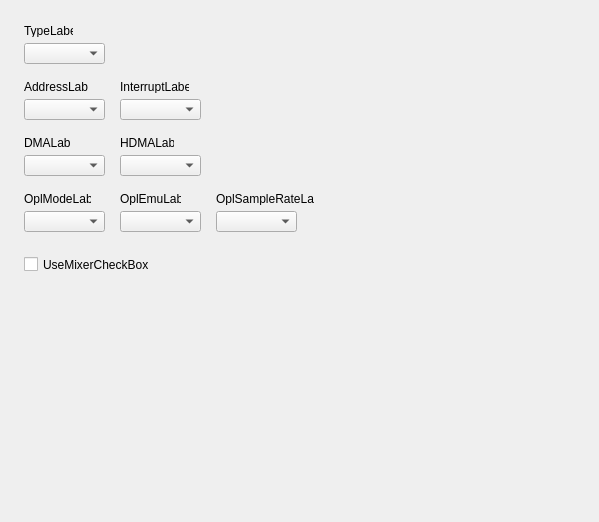
Old version of the form src/forms/ModernProfileEditorSoundBlasterFrameUnit.ui in the repository Eldricos/D-Fend-Reborn.
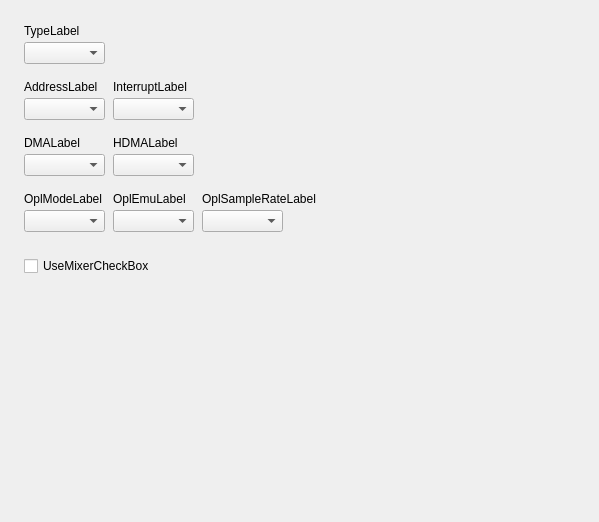
New version of the form.

Commit message: Modern profile editor: Qt layouts instead of fixed pixel positions

The edit to the form file:
```diff
--- a/src/forms/ModernProfileEditorSoundBlasterFrameUnit.ui
+++ b/src/forms/ModernProfileEditorSoundBlasterFrameUnit.ui
@@ -5,107 +5,244 @@
     <property name="geometry"><rect><x>0</x><y>0</y><width>599</width><height>522</height></rect></property>
     <property name="vclDesignWidth" stdset="0"><number>599</number></property>
     <property name="vclDesignHeight" stdset="0"><number>522</number></property>
+    <layout class="QVBoxLayout" name="ModernProfileEditorSoundBlasterFrame_Layout" stretch="0,0,0,0,0,0,0,0,0,1">
+      <property name="leftMargin"><number>24</number></property>
+      <property name="topMargin"><number>24</number></property>
+      <property name="rightMargin"><number>22</number></property>
+      <property name="bottomMargin"><number>8</number></property>
+      <property name="spacing"><number>0</number></property>
+      <item>
+        <layout class="QGridLayout" name="ModernProfileEditorSoundBlasterFrame_Section1" columnstretch="0,1">
+          <property name="leftMargin"><number>0</number></property>
+          <property name="topMargin"><number>0</number></property>
+          <property name="rightMargin"><number>0</number></property>
+          <property name="bottomMargin"><number>0</number></property>
+          <property name="horizontalSpacing"><number>8</number></property>
+          <property name="verticalSpacing"><number>4</number></property>
+          <item row="0" column="0" colspan="2">
     <widget class="QLabel" name="TypeLabel">
-      <property name="geometry"><rect><x>24</x><y>24</y><width>49</width><height>13</height></rect></property>
       <property name="text"><string>TypeLabel</string></property>
       <property name="textFormat"><enum>Qt::PlainText</enum></property>
       <property name="alignment"><set>Qt::AlignLeft|Qt::AlignTop</set></property>
-      <property name="vclAutoSize" stdset="0"><bool>true</bool></property>
-    </widget>
+            </widget>
+          </item>
+          <item row="1" column="0" alignment="Qt::AlignLeft">
+            <widget class="QComboBox" name="TypeComboBox">
+              <property name="editable"><bool>false</bool></property>
+              <property name="maxVisibleItems"><number>8</number></property>
+              <property name="minimumSize"><size><width>81</width><height>0</height></size></property>
+            </widget>
+          </item>
+          <item row="0" column="1">
+            <spacer name="ModernProfileEditorSoundBlasterFrame_Section1_HFill">
+              <property name="orientation"><enum>Qt::Horizontal</enum></property>
+              <property name="sizeHint" stdset="0"><size><width>0</width><height>0</height></size></property>
+            </spacer>
+          </item>
+        </layout>
+      </item>
+      <item>
+        <spacer name="ModernProfileEditorSoundBlasterFrame_Gap1">
+          <property name="orientation"><enum>Qt::Vertical</enum></property>
+          <property name="sizeType"><enum>QSizePolicy::Fixed</enum></property>
+          <property name="sizeHint" stdset="0"><size><width>0</width><height>16</height></size></property>
+        </spacer>
+      </item>
+      <item>
+        <layout class="QGridLayout" name="ModernProfileEditorSoundBlasterFrame_Section2" columnstretch="0,0,1">
+          <property name="leftMargin"><number>0</number></property>
+          <property name="topMargin"><number>0</number></property>
+          <property name="rightMargin"><number>0</number></property>
+          <property name="bottomMargin"><number>0</number></property>
+          <property name="horizontalSpacing"><number>8</number></property>
+          <property name="verticalSpacing"><number>4</number></property>
+          <item row="0" column="0">
     <widget class="QLabel" name="AddressLabel">
-      <property name="geometry"><rect><x>24</x><y>80</y><width>64</width><height>13</height></rect></property>
       <property name="text"><string>AddressLabel</string></property>
       <property name="textFormat"><enum>Qt::PlainText</enum></property>
       <property name="alignment"><set>Qt::AlignLeft|Qt::AlignTop</set></property>
-      <property name="vclAutoSize" stdset="0"><bool>true</bool></property>
-    </widget>
+            </widget>
+          </item>
+          <item row="0" column="1" colspan="2">
     <widget class="QLabel" name="InterruptLabel">
-      <property name="geometry"><rect><x>120</x><y>80</y><width>69</width><height>13</height></rect></property>
       <property name="text"><string>InterruptLabel</string></property>
       <property name="textFormat"><enum>Qt::PlainText</enum></property>
       <property name="alignment"><set>Qt::AlignLeft|Qt::AlignTop</set></property>
-      <property name="vclAutoSize" stdset="0"><bool>true</bool></property>
-    </widget>
+            </widget>
+          </item>
+          <item row="1" column="0" alignment="Qt::AlignLeft">
+            <widget class="QComboBox" name="AddressComboBox">
+              <property name="editable"><bool>false</bool></property>
+              <property name="maxVisibleItems"><number>8</number></property>
+              <property name="minimumSize"><size><width>81</width><height>0</height></size></property>
+            </widget>
+          </item>
+          <item row="1" column="1" alignment="Qt::AlignLeft">
+            <widget class="QComboBox" name="InterruptComboBox">
+              <property name="editable"><bool>false</bool></property>
+              <property name="maxVisibleItems"><number>8</number></property>
+              <property name="minimumSize"><size><width>81</width><height>0</height></size></property>
+            </widget>
+          </item>
+          <item row="0" column="2">
+            <spacer name="ModernProfileEditorSoundBlasterFrame_Section2_HFill">
+              <property name="orientation"><enum>Qt::Horizontal</enum></property>
+              <property name="sizeHint" stdset="0"><size><width>0</width><height>0</height></size></property>
+            </spacer>
+          </item>
+        </layout>
+      </item>
+      <item>
+        <spacer name="ModernProfileEditorSoundBlasterFrame_Gap2">
+          <property name="orientation"><enum>Qt::Vertical</enum></property>
+          <property name="sizeType"><enum>QSizePolicy::Fixed</enum></property>
+          <property name="sizeHint" stdset="0"><size><width>0</width><height>16</height></size></property>
+        </spacer>
+      </item>
+      <item>
+        <layout class="QGridLayout" name="ModernProfileEditorSoundBlasterFrame_Section3" columnstretch="0,0,1">
+          <property name="leftMargin"><number>0</number></property>
+          <property name="topMargin"><number>0</number></property>
+          <property name="rightMargin"><number>0</number></property>
+          <property name="bottomMargin"><number>0</number></property>
+          <property name="horizontalSpacing"><number>8</number></property>
+          <property name="verticalSpacing"><number>4</number></property>
+          <item row="0" column="0">
     <widget class="QLabel" name="DMALabel">
-      <property name="geometry"><rect><x>24</x><y>136</y><width>47</width><height>13</height></rect></property>
       <property name="text"><string>DMALabel</string></property>
       <property name="textFormat"><enum>Qt::PlainText</enum></property>
       <property name="alignment"><set>Qt::AlignLeft|Qt::AlignTop</set></property>
-      <property name="vclAutoSize" stdset="0"><bool>true</bool></property>
-    </widget>
+            </widget>
+          </item>
+          <item row="0" column="1" colspan="2">
     <widget class="QLabel" name="HDMALabel">
-      <property name="geometry"><rect><x>120</x><y>136</y><width>54</width><height>13</height></rect></property>
       <property name="text"><string>HDMALabel</string></property>
       <property name="textFormat"><enum>Qt::PlainText</enum></property>
       <property name="alignment"><set>Qt::AlignLeft|Qt::AlignTop</set></property>
-      <property name="vclAutoSize" stdset="0"><bool>true</bool></property>
-    </widget>
+            </widget>
+          </item>
+          <item row="1" column="0" alignment="Qt::AlignLeft">
+            <widget class="QComboBox" name="DMAComboBox">
+              <property name="editable"><bool>false</bool></property>
+              <property name="maxVisibleItems"><number>8</number></property>
+              <property name="minimumSize"><size><width>81</width><height>0</height></size></property>
+            </widget>
+          </item>
+          <item row="1" column="1" alignment="Qt::AlignLeft">
+            <widget class="QComboBox" name="HDMAComboBox">
+              <property name="editable"><bool>false</bool></property>
+              <property name="maxVisibleItems"><number>8</number></property>
+              <property name="minimumSize"><size><width>81</width><height>0</height></size></property>
+            </widget>
+          </item>
+          <item row="0" column="2">
+            <spacer name="ModernProfileEditorSoundBlasterFrame_Section3_HFill">
+              <property name="orientation"><enum>Qt::Horizontal</enum></property>
+              <property name="sizeHint" stdset="0"><size><width>0</width><height>0</height></size></property>
+            </spacer>
+          </item>
+        </layout>
+      </item>
+      <item>
+        <spacer name="ModernProfileEditorSoundBlasterFrame_Gap3">
+          <property name="orientation"><enum>Qt::Vertical</enum></property>
+          <property name="sizeType"><enum>QSizePolicy::Fixed</enum></property>
+          <property name="sizeHint" stdset="0"><size><width>0</width><height>16</height></size></property>
+        </spacer>
+      </item>
+      <item>
+        <layout class="QGridLayout" name="ModernProfileEditorSoundBlasterFrame_Section4" columnstretch="0,0,0,1">
+          <property name="leftMargin"><number>0</number></property>
+          <property name="topMargin"><number>0</number></property>
+          <property name="rightMargin"><number>0</number></property>
+          <property name="bottomMargin"><number>0</number></property>
+          <property name="horizontalSpacing"><number>8</number></property>
+          <property name="verticalSpacing"><number>4</number></property>
+          <item row="0" column="0">
     <widget class="QLabel" name="OplModeLabel">
-      <property name="geometry"><rect><x>24</x><y>192</y><width>67</width><height>13</height></rect></property>
       <property name="text"><string>OplModeLabel</string></property>
       <property name="textFormat"><enum>Qt::PlainText</enum></property>
       <property name="alignment"><set>Qt::AlignLeft|Qt::AlignTop</set></property>
-      <property name="vclAutoSize" stdset="0"><bool>true</bool></property>
-    </widget>
-    <widget class="QLabel" name="OplSampleRateLabel">
-      <property name="geometry"><rect><x>216</x><y>192</y><width>98</width><height>13</height></rect></property>
-      <property name="text"><string>OplSampleRateLabel</string></property>
-      <property name="textFormat"><enum>Qt::PlainText</enum></property>
-      <property name="alignment"><set>Qt::AlignLeft|Qt::AlignTop</set></property>
-      <property name="vclAutoSize" stdset="0"><bool>true</bool></property>
-    </widget>
+            </widget>
+          </item>
+          <item row="0" column="1">
     <widget class="QLabel" name="OplEmuLabel">
-      <property name="geometry"><rect><x>120</x><y>192</y><width>61</width><height>13</height></rect></property>
       <property name="text"><string>OplEmuLabel</string></property>
       <property name="textFormat"><enum>Qt::PlainText</enum></property>
       <property name="alignment"><set>Qt::AlignLeft|Qt::AlignTop</set></property>
-      <property name="vclAutoSize" stdset="0"><bool>true</bool></property>
-    </widget>
-    <widget class="QComboBox" name="TypeComboBox">
-      <property name="geometry"><rect><x>24</x><y>43</y><width>81</width><height>21</height></rect></property>
-      <property name="editable"><bool>false</bool></property>
-      <property name="maxVisibleItems"><number>8</number></property>
-    </widget>
-    <widget class="QComboBox" name="AddressComboBox">
-      <property name="geometry"><rect><x>24</x><y>99</y><width>81</width><height>21</height></rect></property>
-      <property name="editable"><bool>false</bool></property>
-      <property name="maxVisibleItems"><number>8</number></property>
-    </widget>
-    <widget class="QComboBox" name="InterruptComboBox">
-      <property name="geometry"><rect><x>120</x><y>99</y><width>81</width><height>21</height></rect></property>
-      <property name="editable"><bool>false</bool></property>
-      <property name="maxVisibleItems"><number>8</number></property>
-    </widget>
-    <widget class="QComboBox" name="DMAComboBox">
-      <property name="geometry"><rect><x>24</x><y>155</y><width>81</width><height>21</height></rect></property>
-      <property name="editable"><bool>false</bool></property>
-      <property name="maxVisibleItems"><number>8</number></property>
-    </widget>
-    <widget class="QComboBox" name="HDMAComboBox">
-      <property name="geometry"><rect><x>120</x><y>155</y><width>81</width><height>21</height></rect></property>
-      <property name="editable"><bool>false</bool></property>
-      <property name="maxVisibleItems"><number>8</number></property>
-    </widget>
+            </widget>
+          </item>
+          <item row="0" column="2" colspan="2">
+            <widget class="QLabel" name="OplSampleRateLabel">
+              <property name="text"><string>OplSampleRateLabel</string></property>
+              <property name="textFormat"><enum>Qt::PlainText</enum></property>
+              <property name="alignment"><set>Qt::AlignLeft|Qt::AlignTop</set></property>
+            </widget>
+          </item>
+          <item row="1" column="0" alignment="Qt::AlignLeft">
     <widget class="QComboBox" name="OplModeComboBox">
-      <property name="geometry"><rect><x>24</x><y>211</y><width>81</width><height>21</height></rect></property>
       <property name="editable"><bool>false</bool></property>
       <property name="maxVisibleItems"><number>8</number></property>
-    </widget>
+              <property name="minimumSize"><size><width>81</width><height>0</height></size></property>
+            </widget>
+          </item>
+          <item row="1" column="1" alignment="Qt::AlignLeft">
+            <widget class="QComboBox" name="OplEmuComboBox">
+              <property name="editable"><bool>false</bool></property>
+              <property name="maxVisibleItems"><number>8</number></property>
+              <property name="minimumSize"><size><width>81</width><height>0</height></size></property>
+            </widget>
+          </item>
+          <item row="1" column="2" alignment="Qt::AlignLeft">
     <widget class="QComboBox" name="OplSampleRateComboBox">
-      <property name="geometry"><rect><x>216</x><y>211</y><width>81</width><height>21</height></rect></property>
       <property name="editable"><bool>false</bool></property>
       <property name="maxVisibleItems"><number>8</number></property>
-    </widget>
+              <property name="minimumSize"><size><width>81</width><height>0</height></size></property>
+            </widget>
+          </item>
+          <item row="0" column="3">
+            <spacer name="ModernProfileEditorSoundBlasterFrame_Section4_HFill">
+              <property name="orientation"><enum>Qt::Horizontal</enum></property>
+              <property name="sizeHint" stdset="0"><size><width>0</width><height>0</height></size></property>
+            </spacer>
+          </item>
+        </layout>
+      </item>
+      <item>
+        <spacer name="ModernProfileEditorSoundBlasterFrame_Gap4">
+          <property name="orientation"><enum>Qt::Vertical</enum></property>
+          <property name="sizeType"><enum>QSizePolicy::Fixed</enum></property>
+          <property name="sizeHint" stdset="0"><size><width>0</width><height>24</height></size></property>
+        </spacer>
+      </item>
+      <item>
+        <layout class="QGridLayout" name="ModernProfileEditorSoundBlasterFrame_Section5" columnstretch="0,1">
+          <property name="leftMargin"><number>0</number></property>
+          <property name="topMargin"><number>0</number></property>
+          <property name="rightMargin"><number>0</number></property>
+          <property name="bottomMargin"><number>0</number></property>
+          <property name="horizontalSpacing"><number>8</number></property>
+          <property name="verticalSpacing"><number>4</number></property>
+          <item row="0" column="0" colspan="2">
     <widget class="QCheckBox" name="UseMixerCheckBox">
-      <property name="geometry"><rect><x>24</x><y>256</y><width>553</width><height>17</height></rect></property>
-      <property name="vclAnchors" stdset="0"><string notr="true">akLeft,akTop,akRight</string></property>
       <property name="text"><string>UseMixerCheckBox</string></property>
     </widget>
-    <widget class="QComboBox" name="OplEmuComboBox">
-      <property name="geometry"><rect><x>120</x><y>211</y><width>81</width><height>21</height></rect></property>
-      <property name="editable"><bool>false</bool></property>
-      <property name="maxVisibleItems"><number>8</number></property>
-    </widget>
+          </item>
+          <item row="0" column="1">
+            <spacer name="ModernProfileEditorSoundBlasterFrame_Section5_HFill">
+              <property name="orientation"><enum>Qt::Horizontal</enum></property>
+              <property name="sizeHint" stdset="0"><size><width>0</width><height>0</height></size></property>
+            </spacer>
+          </item>
+        </layout>
+      </item>
+      <item>
+        <spacer name="ModernProfileEditorSoundBlasterFrame_VFill">
+          <property name="orientation"><enum>Qt::Vertical</enum></property>
+          <property name="sizeHint" stdset="0"><size><width>0</width><height>0</height></size></property>
+        </spacer>
+      </item>
+    </layout>
   </widget>
   <tabstops>
     <tabstop>TypeComboBox</tabstop>
```
Left out of the diff: 6 changed lines with no effect on the pictures. Lines whose indentation alone changed are shown as unchanged. The commit also changes 42 other files.
